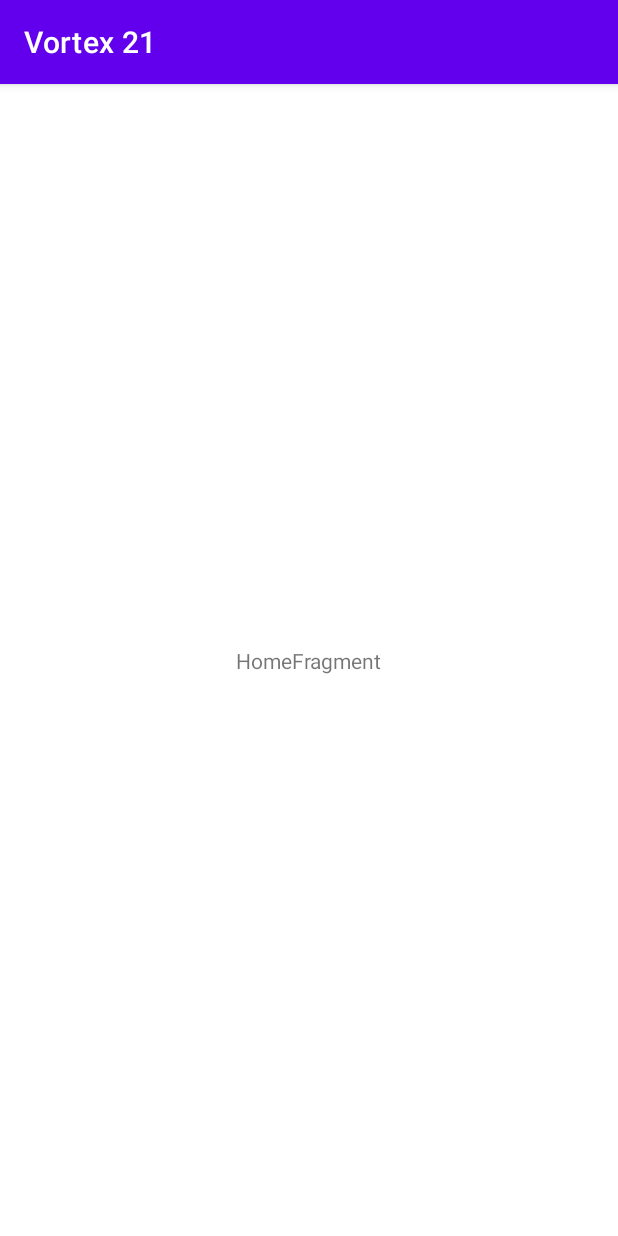
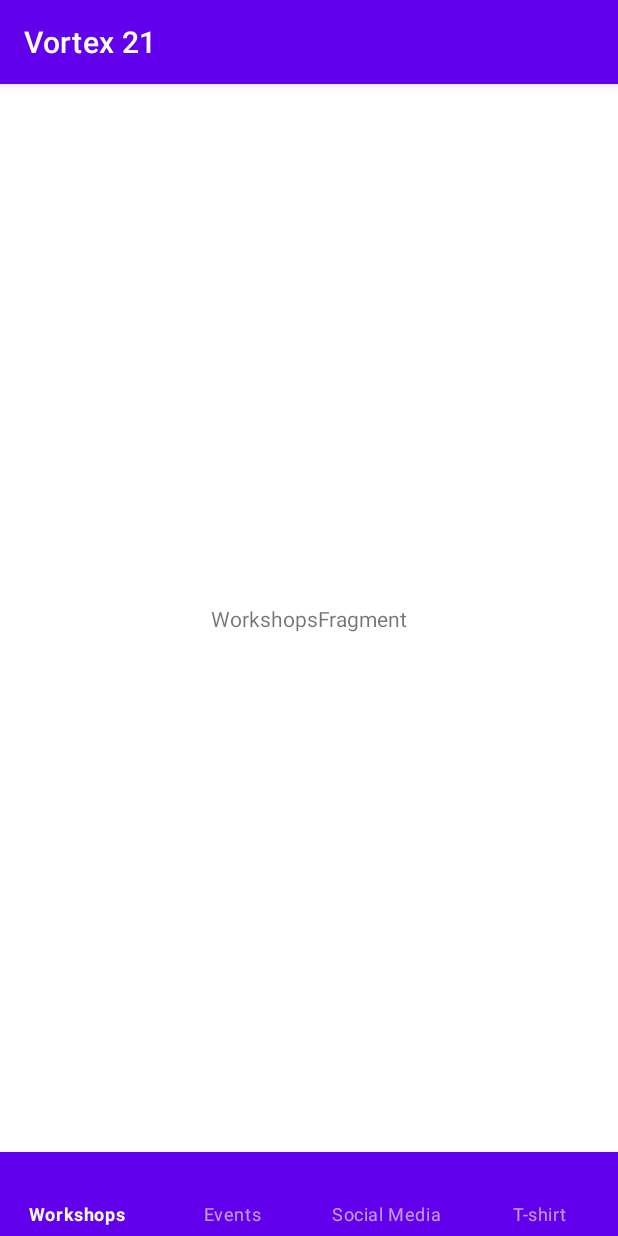
Before and after one commit to csea-vortex/android-vortex-21, an Android app: the HomeFragment screen opened through its navigation route, on a phone screen of 412 x 824 dp. Run offline under Robolectric (Android 15) with nearby library versions, the phone set to English and light mode, and no system bars; our stand-ins replace navigation-ui.

Commit message:
feat: Home page with BottomNavigation

```diff
--- a/app/src/main/java/edu/nitt/vortex/fragments/HomeFragment.kt
+++ b/app/src/main/java/edu/nitt/vortex/fragments/HomeFragment.kt
@@ -5,7 +5,9 @@ import android.view.LayoutInflater
 import android.view.View
 import android.view.ViewGroup
 import androidx.fragment.app.Fragment
-import androidx.navigation.fragment.findNavController
+import androidx.navigation.fragment.NavHostFragment
+import androidx.navigation.ui.setupWithNavController
+import edu.nitt.vortex.R
 import edu.nitt.vortex.databinding.FragmentHomeBinding
 import edu.nitt.vortex.helpers.viewLifecycle
 
@@ -24,8 +26,16 @@ class HomeFragment : Fragment() {
 
     override fun onViewCreated(view: View, savedInstanceState: Bundle?) {
         super.onViewCreated(view, savedInstanceState)
+        val navHostFragment = childFragmentManager
+            .findFragmentById(R.id.home_nav_host_fragment) as NavHostFragment
 
-        // ToDo: If logged in then go to home page else Login activity
+        binding.bottomNavigation.apply {
+            // ToDo: If t-shirt not registered then enable
+            //  the T-Shirt Registration Menu Item
+            menu.getItem(3).isVisible = true
+
+            setupWithNavController(navHostFragment.navController)
+        }
 
     }
 
--- /dev/null
+++ b/app/src/main/java/edu/nitt/vortex/fragments/WorkshopsFragment.kt
@@ -0,0 +1,24 @@
+package edu.nitt.vortex.fragments
+
+import android.os.Bundle
+import android.view.LayoutInflater
+import android.view.View
+import android.view.ViewGroup
+import androidx.fragment.app.Fragment
+import edu.nitt.vortex.databinding.FragmentEventsBinding
+import edu.nitt.vortex.databinding.FragmentWorkshopsBinding
+import edu.nitt.vortex.helpers.viewLifecycle
+
+
+class WorkshopsFragment : Fragment() {
+
+    private var binding by viewLifecycle<FragmentWorkshopsBinding>()
+
+    override fun onCreateView(
+        inflater: LayoutInflater, container: ViewGroup?,
+        savedInstanceState: Bundle?
+    ): View {
+        binding = FragmentWorkshopsBinding.inflate(inflater, container, false)
+        return binding.root
+    }
+}
--- a/app/src/main/res/layout/activity_main.xml
+++ b/app/src/main/res/layout/activity_main.xml
@@ -15,7 +15,6 @@
         app:layout_constraintBottom_toBottomOf="parent"
         app:layout_constraintLeft_toLeftOf="parent"
         app:layout_constraintRight_toRightOf="parent"
-
         app:layout_constraintTop_toTopOf="parent"
         app:navGraph="@navigation/main_nav_graph" />
 
--- a/app/src/main/res/layout/fragment_home.xml
+++ b/app/src/main/res/layout/fragment_home.xml
@@ -1,27 +1,27 @@
 <?xml version="1.0" encoding="utf-8"?>
-<androidx.constraintlayout.widget.ConstraintLayout xmlns:android="http://schemas.android.com/apk/res/android"
+<LinearLayout xmlns:android="http://schemas.android.com/apk/res/android"
     xmlns:app="http://schemas.android.com/apk/res-auto"
     xmlns:tools="http://schemas.android.com/tools"
     android:id="@+id/root"
     android:layout_width="match_parent"
     android:layout_height="match_parent"
+    android:orientation="vertical"
     tools:context=".fragments.HomeFragment">
 
-    <androidx.constraintlayout.widget.Guideline
-        android:id="@+id/verticalCenterGuideline"
-        android:layout_width="1dp"
+    <fragment
+        android:id="@+id/home_nav_host_fragment"
+        android:name="androidx.navigation.fragment.NavHostFragment"
+        android:layout_width="match_parent"
+        android:layout_height="0dp"
+        android:layout_weight="1"
+        app:navGraph="@navigation/home_nav_graph" />
+
+    <com.google.android.material.bottomnavigation.BottomNavigationView
+        android:id="@+id/bottom_navigation"
+        style="@style/Widget.MaterialComponents.BottomNavigationView.Colored"
+        android:layout_width="match_parent"
         android:layout_height="wrap_content"
-        android:orientation="vertical"
-        app:layout_constraintGuide_percent="0.5" />
+        app:labelVisibilityMode="labeled"
+        app:menu="@menu/navigation_home" />
 
-    <TextView
-        android:id="@+id/message"
-        android:layout_width="wrap_content"
-        android:layout_height="wrap_content"
-        android:text="HomeFragment"
-        app:layout_constraintBottom_toBottomOf="parent"
-        app:layout_constraintEnd_toEndOf="parent"
-        app:layout_constraintStart_toStartOf="parent"
-        app:layout_constraintTop_toTopOf="parent" />
-
-</androidx.constraintlayout.widget.ConstraintLayout>
+</LinearLayout>
--- a/app/src/main/res/layout/fragment_main.xml
+++ b/app/src/main/res/layout/fragment_main.xml
@@ -13,7 +13,6 @@
         android:layout_height="wrap_content"
         android:orientation="vertical"
         app:layout_constraintGuide_percent="0.5" />
-
 
     <TextView
         android:id="@+id/message"
--- /dev/null
+++ b/app/src/main/res/layout/fragment_workshops.xml
@@ -0,0 +1,20 @@
+<?xml version="1.0" encoding="utf-8"?>
+<androidx.constraintlayout.widget.ConstraintLayout xmlns:android="http://schemas.android.com/apk/res/android"
+    xmlns:app="http://schemas.android.com/apk/res-auto"
+    xmlns:tools="http://schemas.android.com/tools"
+    android:layout_width="match_parent"
+    android:layout_height="match_parent"
+    tools:context=".fragments.WorkshopsFragment">
+
+
+    <TextView
+        android:id="@+id/message"
+        android:layout_width="wrap_content"
+        android:layout_height="wrap_content"
+        android:text="WorkshopsFragment"
+        app:layout_constraintBottom_toBottomOf="parent"
+        app:layout_constraintEnd_toEndOf="parent"
+        app:layout_constraintStart_toStartOf="parent"
+        app:layout_constraintTop_toTopOf="parent" />
+
+</androidx.constraintlayout.widget.ConstraintLayout>
--- /dev/null
+++ b/app/src/main/res/menu/navigation_home.xml
@@ -0,0 +1,20 @@
+<?xml version="1.0" encoding="utf-8"?>
+<menu xmlns:android="http://schemas.android.com/apk/res/android">
+    <item
+        android:id="@+id/fragmentWorkshops"
+        android:enabled="true"
+        android:title="@string/workshops" />
+    <item
+        android:id="@+id/fragmentEvents"
+        android:enabled="true"
+        android:title="@string/events" />
+    <item
+        android:id="@+id/fragmentSocialMedia"
+        android:enabled="true"
+        android:title="@string/social_media" />
+    <item
+        android:id="@+id/fragmentTShirtRegistration"
+        android:enabled="true"
+        android:title="@string/t_shirt"
+        android:visible="false" />
+</menu>
--- /dev/null
+++ b/app/src/main/res/navigation/home_nav_graph.xml
@@ -0,0 +1,32 @@
+<?xml version="1.0" encoding="utf-8"?>
+<navigation xmlns:android="http://schemas.android.com/apk/res/android"
+    xmlns:app="http://schemas.android.com/apk/res-auto"
+    xmlns:tools="http://schemas.android.com/tools"
+    android:id="@+id/nav_graph"
+    app:startDestination="@id/fragmentWorkshops">
+
+    <fragment
+        android:id="@+id/fragmentWorkshops"
+        android:name="edu.nitt.vortex.fragments.WorkshopsFragment"
+        android:label="@string/workshops"
+        tools:layout="@layout/fragment_workshops" />
+
+    <fragment
+        android:id="@+id/fragmentEvents"
+        android:name="edu.nitt.vortex.fragments.EventsFragment"
+        android:label="@string/events"
+        tools:layout="@layout/fragment_events" />
+
+    <fragment
+        android:id="@+id/fragmentSocialMedia"
+        android:name="edu.nitt.vortex.fragments.SocialMediaFragment"
+        android:label="@string/social_media"
+        tools:layout="@layout/fragment_social_media" />
+
+    <fragment
+        android:id="@+id/fragmentTShirtRegistration"
+        android:name="edu.nitt.vortex.fragments.TShirtRegistrationFragment"
+        android:label="@string/t_shirt"
+        tools:layout="@layout/fragment_tshirt" />
+
+</navigation>
--- a/app/src/main/res/values/strings.xml
+++ b/app/src/main/res/values/strings.xml
@@ -26,4 +26,10 @@
     <string name="logout">Logout</string>
     <string name="home">Home</string>
     <string name="register_account">Register\nAccount</string>
+
+    <string name="workshops">Workshops</string>
+    <string name="leader_board">Leader Board</string>
+    <string name="events">Events</string>
+    <string name="social_media">Social Media</string>
+    <string name="t_shirt">T-shirt</string>
 </resources>
```
Also changed, not shown: app/src/main/java/edu/nitt/vortex/fragments/EventsFragment.kt (added, +23 -0 lines), app/src/main/java/edu/nitt/vortex/fragments/SocialMediaFragment.kt (added, +24 -0 lines), app/src/main/java/edu/nitt/vortex/fragments/TShirtRegistrationFragment.kt (added, +24 -0 lines), app/src/main/res/layout/fragment_events.xml (added, +20 -0 lines), app/src/main/res/layout/fragment_social_media.xml (added, +20 -0 lines), app/src/main/res/layout/fragment_tshirt.xml (added, +20 -0 lines).
